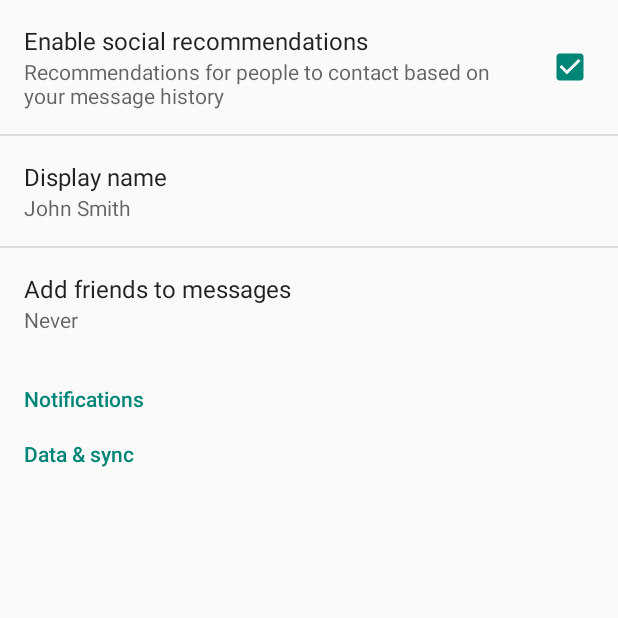
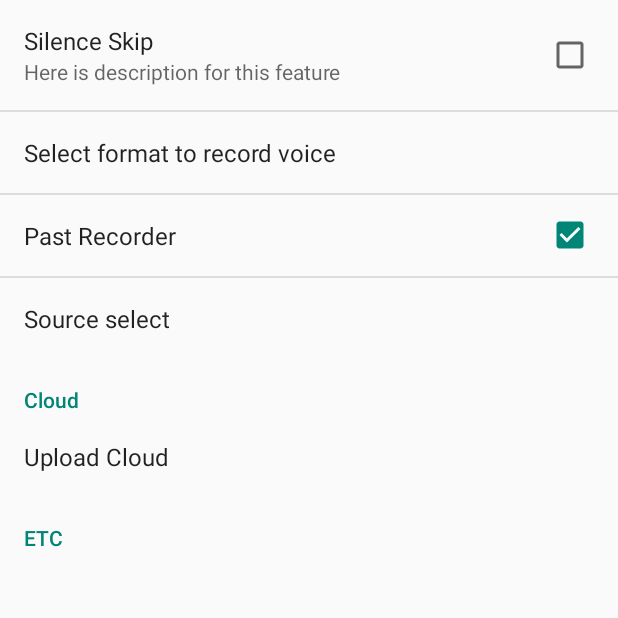
Before and after one commit to youngchoon/SmartRecorder, an Android app: the SettingsActivity screen opened directly, with no data from a screen before it, on a phone screen of 412 x 824 dp, the top half of it. Run offline under Robolectric (Android 15) with nearby library versions, the phone set to English and light mode, and no system bars.

Commit message:
re-commit

```diff
--- a/app/src/main/java/com/example/lks/www/smartrecorder/MainActivity.java
+++ b/app/src/main/java/com/example/lks/www/smartrecorder/MainActivity.java
@@ -1,5 +1,6 @@
 package com.example.lks.www.smartrecorder;
 
+import android.content.Intent;
 import android.os.Bundle;
 import android.support.v4.app.FragmentActivity;
 import android.support.v4.app.FragmentTabHost;
@@ -43,7 +44,8 @@ public class MainActivity extends FragmentActivity {
 
         //noinspection SimplifiableIfStatement
         if (id == R.id.action_settings) {
-            return true;
+            Intent intent = new Intent(this, SettingsActivity.class);
+            startActivity(intent);
         }
 
         return super.onOptionsItemSelected(item);
--- a/app/src/main/java/com/example/lks/www/smartrecorder/SettingsActivity.java
+++ b/app/src/main/java/com/example/lks/www/smartrecorder/SettingsActivity.java
@@ -3,9 +3,6 @@ package com.example.lks.www.smartrecorder;
 import android.annotation.TargetApi;
 import android.content.Context;
 import android.content.res.Configuration;
-import android.media.Ringtone;
-import android.media.RingtoneManager;
-import android.net.Uri;
 import android.os.Build;
 import android.os.Bundle;
 import android.preference.ListPreference;
@@ -15,9 +12,6 @@ import android.preference.PreferenceCategory;
 import android.preference.PreferenceFragment;
 import android.preference.PreferenceManager;
 import android.preference.RingtonePreference;
-import android.text.TextUtils;
-
-import com.example.lks.www.smartrecorder.R;
 
 import java.util.List;
 
@@ -67,15 +61,15 @@ public class SettingsActivity extends PreferenceActivity {
 
         // Add 'notifications' preferences, and a corresponding header.
         PreferenceCategory fakeHeader = new PreferenceCategory(this);
-        fakeHeader.setTitle(R.string.pref_header_notifications);
+        fakeHeader.setTitle(R.string.pref_header_cloud);
         getPreferenceScreen().addPreference(fakeHeader);
-        addPreferencesFromResource(R.xml.pref_notification);
+        addPreferencesFromResource(R.xml.pref_cloud);
 
         // Add 'data and sync' preferences, and a corresponding header.
         fakeHeader = new PreferenceCategory(this);
-        fakeHeader.setTitle(R.string.pref_header_data_sync);
+        fakeHeader.setTitle(R.string.pref_header_etc);
         getPreferenceScreen().addPreference(fakeHeader);
-        addPreferencesFromResource(R.xml.pref_data_sync);
+        addPreferencesFromResource(R.xml.pref_etc);
 
         // Bind the summaries of EditText/List/Dialog/Ringtone preferences to
         // their values. When their values change, their summaries are updated
@@ -149,26 +143,7 @@ public class SettingsActivity extends PreferenceActivity {
                                 : null);
 
             } else if (preference instanceof RingtonePreference) {
-                // For ringtone preferences, look up the correct display value
-                // using RingtoneManager.
-                if (TextUtils.isEmpty(stringValue)) {
-                    // Empty values correspond to 'silent' (no ringtone).
-                    preference.setSummary(R.string.pref_ringtone_silent);
 
-                } else {
-                    Ringtone ringtone = RingtoneManager.getRingtone(
-                            preference.getContext(), Uri.parse(stringValue));
-
-                    if (ringtone == null) {
-                        // Clear the summary if there was a lookup error.
-                        preference.setSummary(null);
-                    } else {
-                        // Set the summary to reflect the new ringtone display
-                        // name.
-                        String name = ringtone.getTitle(preference.getContext());
-                        preference.setSummary(name);
-                    }
-                }
 
             } else {
                 // For all other preferences, set the summary to the value's
@@ -189,6 +164,8 @@ public class SettingsActivity extends PreferenceActivity {
      * @see #sBindPreferenceSummaryToValueListener
      */
     private static void bindPreferenceSummaryToValue(Preference preference) {
+        if(preference != null) {
+
             // Set the listener to watch for value changes.
             preference.setOnPreferenceChangeListener(sBindPreferenceSummaryToValueListener);
 
@@ -198,6 +175,7 @@ public class SettingsActivity extends PreferenceActivity {
                     PreferenceManager
                             .getDefaultSharedPreferences(preference.getContext())
                             .getString(preference.getKey(), ""));
+        }
     }
 
     /**
@@ -229,7 +207,7 @@ public class SettingsActivity extends PreferenceActivity {
         @Override
         public void onCreate(Bundle savedInstanceState) {
             super.onCreate(savedInstanceState);
-            addPreferencesFromResource(R.xml.pref_notification);
+            addPreferencesFromResource(R.xml.pref_cloud);
 
             // Bind the summaries of EditText/List/Dialog/Ringtone preferences
             // to their values. When their values change, their summaries are
@@ -248,7 +226,7 @@ public class SettingsActivity extends PreferenceActivity {
         @Override
         public void onCreate(Bundle savedInstanceState) {
             super.onCreate(savedInstanceState);
-            addPreferencesFromResource(R.xml.pref_data_sync);
+            addPreferencesFromResource(R.xml.pref_etc);
 
             // Bind the summaries of EditText/List/Dialog/Ringtone preferences
             // to their values. When their values change, their summaries are
--- a/app/src/main/res/values/strings_activity_settings.xml
+++ b/app/src/main/res/values/strings_activity_settings.xml
@@ -6,56 +6,46 @@
     <!-- Example General settings -->
     <string name="pref_header_general">General</string>
 
-    <string name="pref_title_social_recommendations">Enable social recommendations</string>
-    <string name="pref_description_social_recommendations">Recommendations for people to contact
-        based on your message history
-    </string>
+    <string name="pref_title_enable_silence_skip">Silence Skip</string>
+    <string name="pref_title_past_recorder">Past Recorder</string>
+    <string name="pref_description_ss">Here is description for this feature</string>
 
-    <string name="pref_title_display_name">Display name</string>
-    <string name="pref_default_display_name">John Smith</string>
-
-    <string name="pref_title_add_friends_to_messages">Add friends to messages</string>
-    <string-array name="pref_example_list_titles">
-        <item>Always</item>
-        <item>When possible</item>
-        <item>Never</item>
+    <string name="pref_title_choose_record_format">Select format to record voice</string>
+    <string-array name="pref_record_format">
+        <item>3GPP</item>
+        <item>MPEG4</item>
     </string-array>
-    <string-array name="pref_example_list_values">
+    <string-array name="pref_record_format_values">
+        <item>0</item>
         <item>1</item>
-        <item>0</item>
-        <item>-1</item>
     </string-array>
 
-    <!-- Example settings for Data & Sync -->
-    <string name="pref_header_data_sync">Data &amp; sync</string>
-
-    <string name="pref_title_sync_frequency">Sync frequency</string>
-    <string-array name="pref_sync_frequency_titles">
-        <item>15 minutes</item>
-        <item>30 minutes</item>
-        <item>1 hour</item>
-        <item>3 hours</item>
-        <item>6 hours</item>
-        <item>Never</item>
+    <!-- See http://developer.android.com/reference/android/media/MediaRecorder.AudioSource.html -->
+    <string name="pref_title_source_select">Source select</string>
+    <string-array name="pref_record_source">
+        <item>MIC</item>
+        <item>REMOTE</item>
     </string-array>
-    <string-array name="pref_sync_frequency_values">
-        <item>15</item>
-        <item>30</item>
-        <item>60</item>
-        <item>180</item>
-        <item>360</item>
-        <item>-1</item>
+    <string-array name="pref_record_source_values">
+        <item>0</item>
+        <item>1</item>
     </string-array>
 
-    <string name="pref_title_system_sync_settings">System sync settings</string>
+    <string-array name="pref_cloud_list">
+        <item>Dropbox</item>
+        <item>Google Drive</item>
+    </string-array>
+    <string-array name="pref_cloud_values">
+        <item>0</item>
+        <item>1</item>
+    </string-array>
+
+
+
+    <string name="pref_header_etc">ETC</string>
 
     <!-- Example settings for Notifications -->
-    <string name="pref_header_notifications">Notifications</string>
+    <string name="pref_header_cloud">Cloud</string>
+    <string name="pref_title_upload_cloud">Upload Cloud</string>
 
-    <string name="pref_title_new_message_notifications">New message notifications</string>
-
-    <string name="pref_title_ringtone">Ringtone</string>
-    <string name="pref_ringtone_silent">Silent</string>
-
-    <string name="pref_title_vibrate">Vibrate</string>
 </resources>
--- a/app/src/main/res/xml/pref_cloud.xml
+++ b/app/src/main/res/xml/pref_cloud.xml
@@ -1,27 +1,13 @@
 <PreferenceScreen xmlns:android="http://schemas.android.com/apk/res/android">
 
-    <!-- A 'parent' preference, which enables/disables child preferences (below)
-         when checked/unchecked. -->
-    <CheckBoxPreference
-        android:key="notifications_new_message"
-        android:title="@string/pref_title_new_message_notifications"
-        android:defaultValue="true" />
 
-    <!-- Allows the user to choose a ringtone in the 'notification' category. -->
-    <!-- NOTE: This preference will be enabled only when the checkbox above is checked. -->
-    <!-- NOTE: RingtonePreference's summary should be set to its value by the activity code. -->
-    <RingtonePreference
-        android:dependency="notifications_new_message"
-        android:key="notifications_new_message_ringtone"
-        android:title="@string/pref_title_ringtone"
-        android:ringtoneType="notification"
-        android:defaultValue="content://settings/system/notification_sound" />
-
-    <!-- NOTE: This preference will be enabled only when the checkbox above is checked. -->
-    <CheckBoxPreference
-        android:dependency="notifications_new_message"
-        android:key="notifications_new_message_vibrate"
-        android:title="@string/pref_title_vibrate"
-        android:defaultValue="true" />
+    <ListPreference
+        android:key="cloud_list"
+        android:title="@string/pref_title_upload_cloud"
+        android:defaultValue="-1"
+        android:entries="@array/pref_cloud_list"
+        android:entryValues="@array/pref_cloud_values"
+        android:negativeButtonText="@null"
+        android:positiveButtonText="@null" />
 
 </PreferenceScreen>
--- a/app/src/main/res/xml/pref_general.xml
+++ b/app/src/main/res/xml/pref_general.xml
@@ -1,32 +1,34 @@
 <PreferenceScreen xmlns:android="http://schemas.android.com/apk/res/android">
 
     <CheckBoxPreference
-        android:key="example_checkbox"
-        android:title="@string/pref_title_social_recommendations"
-        android:summary="@string/pref_description_social_recommendations"
-        android:defaultValue="true" />
-
-    <!-- NOTE: EditTextPreference accepts EditText attributes. -->
-    <!-- NOTE: EditTextPreference's summary should be set to its value by the activity code. -->
-    <EditTextPreference
-        android:key="example_text"
-        android:title="@string/pref_title_display_name"
-        android:defaultValue="@string/pref_default_display_name"
-        android:selectAllOnFocus="true"
-        android:inputType="textCapWords"
-        android:capitalize="words"
-        android:singleLine="true"
-        android:maxLines="1" />
+        android:key="ss_checkbox"
+        android:title="@string/pref_title_enable_silence_skip"
+        android:summary="@string/pref_description_ss"
+        android:defaultValue="false" />
 
     <!-- NOTE: Hide buttons to simplify the UI. Users can touch outside the dialog to
          dismiss it. -->
     <!-- NOTE: ListPreference's summary should be set to its value by the activity code. -->
     <ListPreference
-        android:key="example_list"
-        android:title="@string/pref_title_add_friends_to_messages"
+        android:key="format_list"
+        android:title="@string/pref_title_choose_record_format"
         android:defaultValue="-1"
-        android:entries="@array/pref_example_list_titles"
-        android:entryValues="@array/pref_example_list_values"
+        android:entries="@array/pref_record_format"
+        android:entryValues="@array/pref_record_format_values"
+        android:negativeButtonText="@null"
+        android:positiveButtonText="@null" />
+
+    <CheckBoxPreference
+        android:key="past_record_checkbox"
+        android:title="@string/pref_title_past_recorder"
+        android:defaultValue="true" />
+
+    <ListPreference
+        android:key="source_list"
+        android:title="@string/pref_title_source_select"
+        android:defaultValue="-1"
+        android:entries="@array/pref_record_source"
+        android:entryValues="@array/pref_record_source_values"
         android:negativeButtonText="@null"
         android:positiveButtonText="@null" />
 
--- a/app/src/main/res/xml/pref_headers.xml
+++ b/app/src/main/res/xml/pref_headers.xml
@@ -8,10 +8,10 @@
 
     <header
         android:fragment="com.example.lks.www.smartrecorder.SettingsActivity$NotificationPreferenceFragment"
-        android:title="@string/pref_header_notifications" />
+        android:title="@string/pref_header_cloud" />
 
     <header
         android:fragment="com.example.lks.www.smartrecorder.SettingsActivity$DataSyncPreferenceFragment"
-        android:title="@string/pref_header_data_sync" />
+        android:title="@string/pref_header_etc" />
 
 </preference-headers>
```
Also changed, not shown: app/src/main/res/xml/pref_etc.xml (+0 -16 lines). Lines whose indentation alone changed are shown as unchanged.
